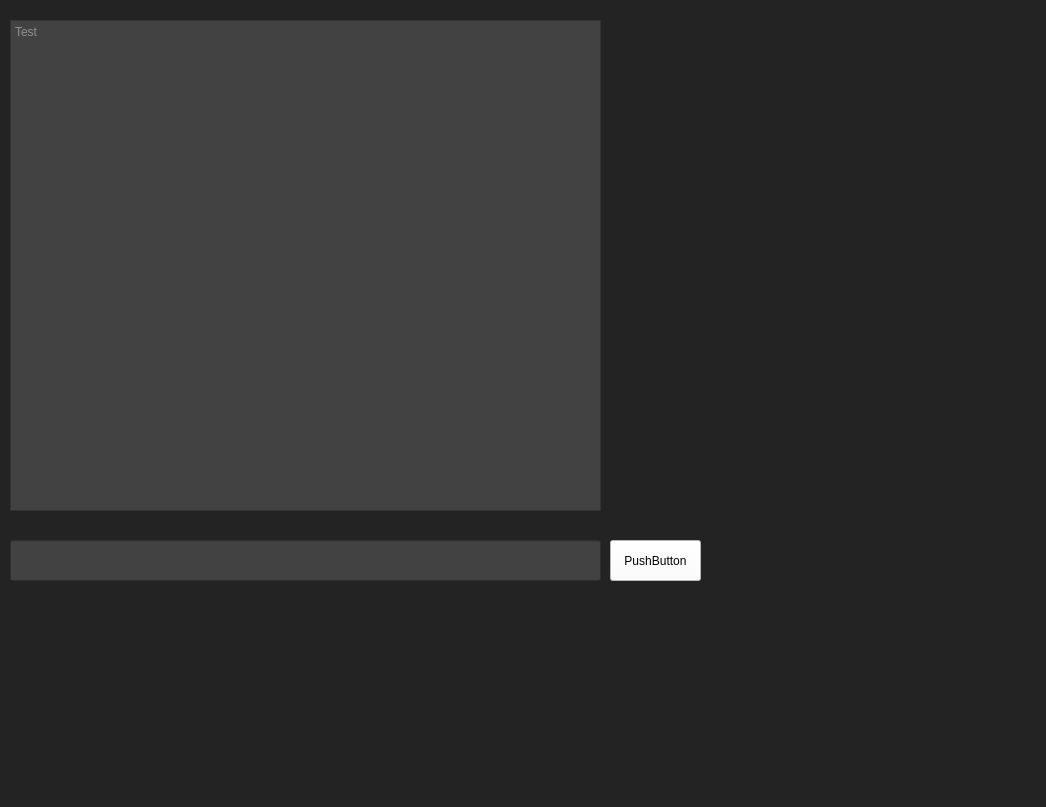
Above: Client/Forms/ClientMain.ui from TMGilchrist/comp260-server before the change. Below: the same form after it.
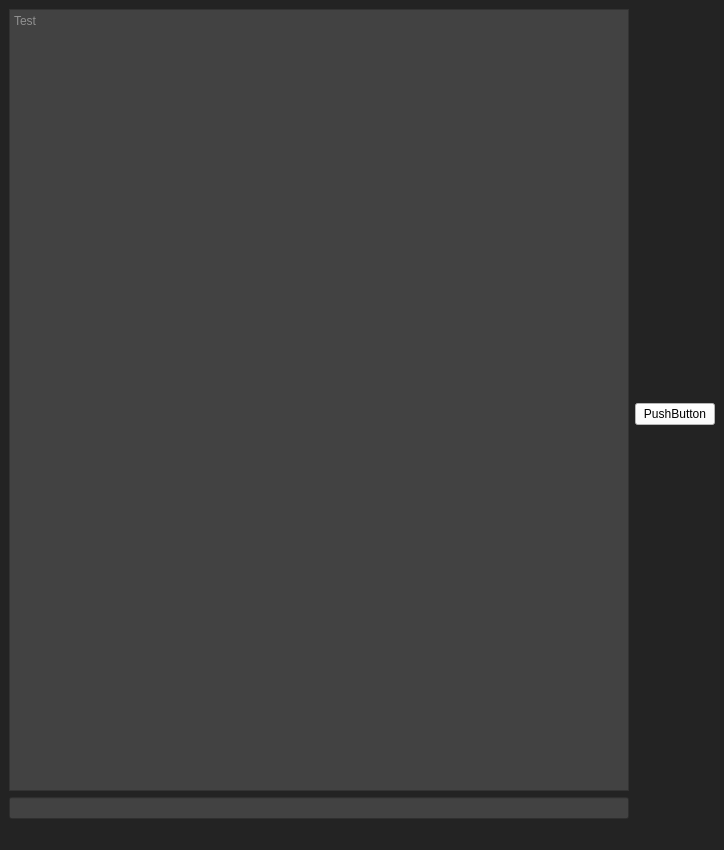
That is the form after the change.

Commit message: Moved the room entrance description out of dungeon and into input manager to allow it to be sent to specific players. Also just where it should be :)

Diff of the .ui file:
```diff
--- a/Client/Forms/ClientMain.ui
+++ b/Client/Forms/ClientMain.ui
@@ -6,10 +6,16 @@
    <rect>
     <x>0</x>
     <y>0</y>
-    <width>1046</width>
-    <height>807</height>
+    <width>724</width>
+    <height>850</height>
    </rect>
   </property>
+  <property name="sizePolicy">
+   <sizepolicy hsizetype="Preferred" vsizetype="Preferred">
+    <horstretch>0</horstretch>
+    <verstretch>0</verstretch>
+   </sizepolicy>
+  </property>
   <property name="windowTitle">
    <string>MainWindow</string>
   </property>
@@ -20,14 +26,16 @@
    <property name="cursor">
     <cursorShape>UpArrowCursor</cursorShape>
    </property>
+   <layout class="QHBoxLayout" name="horizontalLayout">
+    <item>
+     <layout class="QVBoxLayout" name="inputLayoutVert">
+      <item>
    <widget class="QTextEdit" name="textDisplayMain">
-    <property name="geometry">
-     <rect>
-      <x>10</x>
-      <y>20</y>
-      <width>591</width>
-      <height>491</height>
-     </rect>
+        <property name="maximumSize">
+         <size>
+          <width>810</width>
+          <height>16777215</height>
+         </size>
     </property>
     <property name="autoFillBackground">
      <bool>false</bool>
@@ -44,15 +52,20 @@
      <string extracomment="hi">Test</string>
     </property>
    </widget>
+      </item>
+      <item>
+       <widget class="QLineEdit" name="userInput">
+        <property name="styleSheet">
+         <string notr="true">background-color: rgb(66, 66, 66);
+color: rgb(222, 222, 222);
+font: 87 14pt &quot;Source Code Pro Black&quot;;</string>
+        </property>
+       </widget>
+      </item>
+     </layout>
+    </item>
+    <item>
    <widget class="QPushButton" name="testButton">
-    <property name="geometry">
-     <rect>
-      <x>610</x>
-      <y>540</y>
-      <width>91</width>
-      <height>41</height>
-     </rect>
-    </property>
     <property name="styleSheet">
      <string notr="true">background-color: rgb(255, 255, 255);</string>
     </property>
@@ -60,21 +73,8 @@
      <string>PushButton</string>
     </property>
    </widget>
-   <widget class="QLineEdit" name="userInput">
-    <property name="geometry">
-     <rect>
-      <x>10</x>
-      <y>540</y>
-      <width>591</width>
-      <height>41</height>
-     </rect>
-    </property>
-    <property name="styleSheet">
-     <string notr="true">background-color: rgb(66, 66, 66);
-color: rgb(222, 222, 222);
-font: 87 14pt &quot;Source Code Pro Black&quot;;</string>
-    </property>
-   </widget>
+    </item>
+   </layout>
   </widget>
   <widget class="QMenuBar" name="menubar">
    <property name="geometry">
```
Left out of the diff: 4 changed lines with no effect on the pictures. Lines whose indentation alone changed are shown as unchanged. The commit also changes 3 other files.
